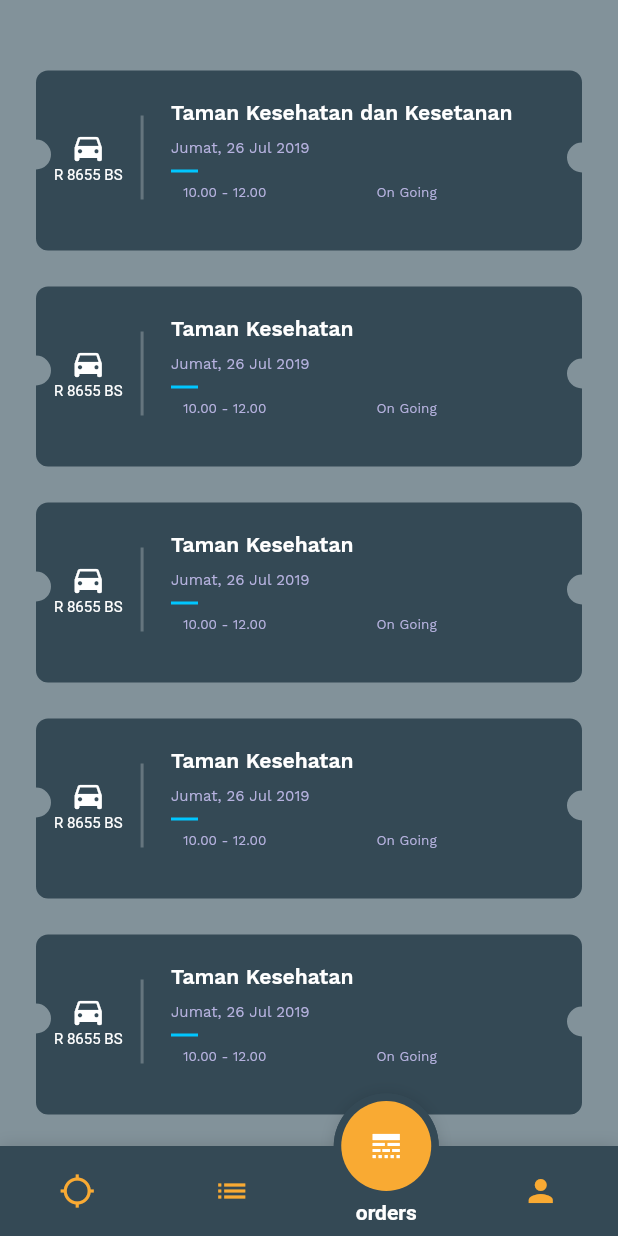
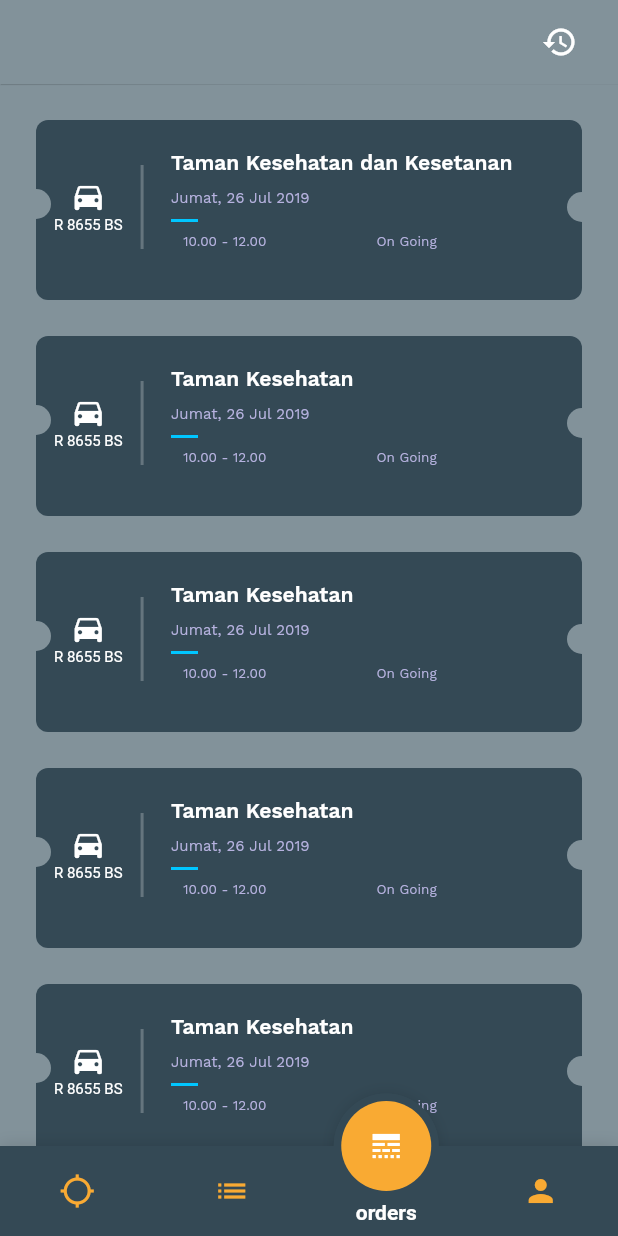
Before and after one commit to adubiyung/flutter_parking, a Flutter app: the LandingPage screen opened directly, item 3 of the bottom bar chosen, on a phone screen of 412 x 824 dp. Run offline on Flutter 3.47's test engine with Material 2 defaults, Android fonts, the phone set to English and light mode, and no system bars; drawn by our look-alikes of fancy_bottom_navigation; our stand-ins replace flutter_speed_dial, geolocator, google_maps_flutter, qr_flutter, sliding_up_panel; missing offline and left inert: barcode_flutter, country_pickers, qr_code_scanner, virtual_keyboard; statements that could not run were skipped; project files that could hold a hidden picture were left out.

Commit message:
update commit

```diff
--- a/lib/models/lot_model.dart
+++ b/lib/models/lot_model.dart
@@ -8,7 +8,7 @@ class LotModel {
   const LotModel({this.idLot, this.nameLot, this.sideLot, this.sideTypeLot, this.onChange});
 }
 
-List<LotModel> LotList = [
+List<LotModel> lotList = [
   const LotModel(idLot: "1", nameLot: "A2", sideLot: "Barat", sideTypeLot: "A"),
   const LotModel(idLot: "2", nameLot: "A3", sideLot: "Barat", sideTypeLot: "A"),
   const LotModel(idLot: "3", nameLot: "A4", sideLot: "Barat", sideTypeLot: "A"),
--- a/lib/views/pages/landing_page.dart
+++ b/lib/views/pages/landing_page.dart
@@ -3,7 +3,6 @@ import 'package:flutter/material.dart';
 import 'package:flutter_parking_project/views/pages/account_page.dart';
 import 'package:flutter_parking_project/views/pages/home_page.dart';
 import 'package:flutter_parking_project/views/pages/order_page.dart';
-import 'package:flutter_parking_project/views/pages/qrcode_page.dart';
 import 'package:flutter_parking_project/views/pages/scan_page.dart';
 import 'package:flutter_parking_project/views/widget/color_library.dart';
 
@@ -14,7 +13,6 @@ class LandingPage extends StatefulWidget {
 
 class _LandingPageState extends State<LandingPage> {
   int _page = 0;
-  GlobalKey _navigationKey = GlobalKey();
 
   final _pageOption = [
     HomePage(),
--- a/lib/views/pages/location_search_page.dart
+++ b/lib/views/pages/location_search_page.dart
@@ -14,7 +14,7 @@ class _LocationSearchPageState extends State<LocationSearchPage>
     with TickerProviderStateMixin {
   TabController _tabController;
   final TextEditingController _filter = new TextEditingController();
-  final model = new Location_model();
+  final model = new LocationModel();
   Icon _searchIcon = new Icon(Icons.search);
   Widget _appbarTitle = new Text("Location");
   List filteredNames = new List();
@@ -111,10 +111,6 @@ class _LocationSearchPageState extends State<LocationSearchPage>
     return _compileWidget;
   }
 
-  void _getNames() async {
-    // final response =
-  }
-
   void _searchPressed() {
     setState(() {
       if (this._searchIcon.icon == Icons.search) {
--- a/lib/views/pages/login_page.dart
+++ b/lib/views/pages/login_page.dart
@@ -9,7 +9,6 @@ import 'package:flutter/painting.dart';
 import 'package:flutter_parking_project/models/user_model.dart';
 import 'package:flutter_parking_project/views/pages/otp_page.dart';
 import 'package:flutter_parking_project/views/widget/color_library.dart';
-import 'package:flutter_parking_project/views/widget/constant_utils.dart';
 import 'package:http/http.dart' as http;
 
 class LoginPage extends StatefulWidget {
@@ -20,7 +19,6 @@ class LoginPage extends StatefulWidget {
 }
 
 class _LoginPageState extends State<LoginPage> {
-  static final URL = ConstantUtils.URL_AUTH_PHONE;
 
   Future<UserModel> createPost(String url, {Map body}) async {
     return http.post(url, body: body).then((http.Response response) {
@@ -173,12 +171,15 @@ class _LoginPageState extends State<LoginPage> {
       );
 
   mainTest() async {
+    //untuk inputan request
     String url = 'http://10.0.2.2:8000/api/auth';
     Map map = {"user_phone": "081221631469"};
 
+    // cara cetak respon
     print(await apiRequest(url, map));
   }
 
+// untuk manggil respon
   Future<String> apiRequest(String url, Map jsonMap) async {
     HttpClient httpClient = new HttpClient();
     HttpClientRequest request = await httpClient.postUrl(Uri.parse(url));
--- a/lib/views/pages/order_page.dart
+++ b/lib/views/pages/order_page.dart
@@ -1,5 +1,8 @@
 import 'package:flutter/material.dart';
-import 'package:flutter_parking_project/views/widget/order_listview.dart';
+import 'package:flutter_parking_project/models/ticket.dart';
+import 'package:flutter_parking_project/views/pages/history_order_page.dart';
+import 'package:flutter_parking_project/views/widget/color_library.dart';
+import 'package:flutter_parking_project/views/widget/ticket_row.dart';
 
 class OrderPage extends StatefulWidget {
   @override
@@ -7,18 +10,56 @@ class OrderPage extends StatefulWidget {
 }
 
 class _OrderPageState extends State<OrderPage> {
-  Color _mainColor = Color(0xFFF48023);
-
   @override
   Widget build(BuildContext context) {
-    Widget _compilePage = Scaffold(
-      body: Column(
-        children: <Widget>[
-          OrderListview(),
+    Widget _body = new Column(
+      children: <Widget>[
+        new Expanded(
+          child: new Container(
+            color: ColorLibrary.backgroundDark,
+            child: new CustomScrollView(
+              scrollDirection: Axis.vertical,
+              shrinkWrap: false,
+              slivers: <Widget>[
+                new SliverPadding(
+                  padding: const EdgeInsets.symmetric(vertical: 12.0),
+                  sliver: new SliverList(
+                    delegate: new SliverChildBuilderDelegate(
+                      (context, index) => new TicketRow(ticketList[index]),
+                      childCount: ticketList.length,
+                    ),
+                  ),
+                ),
+              ],
+            ),
+          ),
+        ),
+      ],
+    );
+
+    return new Scaffold(
+      appBar: AppBar(
+        backgroundColor: ColorLibrary.backgroundDark,
+        elevation: 0.3,
+        leading: new Container(),
+        actions: <Widget>[
+          new IconButton(
+            padding: EdgeInsets.only(right: 27.0),
+            icon: Icon(Icons.history),
+            onPressed: () => _moveToHistory(),
+          )
         ],
       ),
+      body: _body,
     );
+  }
 
-    return _compilePage;
+  void _moveToHistory() {
+    Navigator.push(
+      context,
+      MaterialPageRoute(
+        builder: (context) => HistoryOrderPage(),
+      ),
+    );
   }
 }
--- a/lib/views/pages/otp_page.dart
+++ b/lib/views/pages/otp_page.dart
@@ -16,7 +16,6 @@ class OtpPage extends StatefulWidget {
 class _OtpPageState extends State<OtpPage> {
   @override
   Widget build(BuildContext context) {
-    Color _mainColor = Color(0xFFF48023);
 
     Widget _logoWidget = Container(
       alignment: Alignment.center,
--- a/lib/views/pages/token_page.dart
+++ b/lib/views/pages/token_page.dart
@@ -132,9 +132,3 @@ class _TokenPageState extends State<TokenPage> {
     ));
   }
 }
-
-_fieldFocusChange(
-    BuildContext context, FocusNode currentFocus, FocusNode nextFocus) {
-  currentFocus.unfocus();
-  FocusScope.of(context).requestFocus(nextFocus);
-}
--- a/lib/views/pages/welcome_page.dart
+++ b/lib/views/pages/welcome_page.dart
@@ -12,7 +12,6 @@ class _WelcomePageState extends State<WelcomePage> {
 
   @override
   Widget build(BuildContext context) {
-    // TODO: implement build
     Widget _compile = new Scaffold(
       body: Stack(
         fit: StackFit.expand,
--- a/lib/views/widget/lot_listview.dart
+++ b/lib/views/widget/lot_listview.dart
@@ -25,8 +25,8 @@ class _LotListviewState extends State<LotListview> {
               padding: const EdgeInsets.symmetric(vertical: 12.0),
               sliver: new SliverList(
                 delegate: new SliverChildBuilderDelegate(
-                  (context, index) => LotRow(LotList[index]),
-                  childCount: LotList.length
+                  (context, index) => LotRow(lotList[index]),
+                  childCount: lotList.length
                 ),
               ),
             ),
--- a/lib/views/widget/lot_row.dart
+++ b/lib/views/widget/lot_row.dart
@@ -1,11 +1,10 @@
 import 'package:flutter/material.dart';
 import 'package:flutter_parking_project/models/lot_model.dart';
-import 'package:flutter_parking_project/models/topup_model.dart';
 
 class LotRow extends StatelessWidget {
-  LotModel _lotModel;
+  final LotModel _lotModel;
   LotRow(this._lotModel);
-  bool _isSelected = false;
+  final bool _isSelected = false;
 
   @override
   Widget build(BuildContext context) {
--- a/lib/views/widget/search_destination.dart
+++ b/lib/views/widget/search_destination.dart
@@ -3,9 +3,6 @@ import 'package:flutter/material.dart';
 class SearchDestination extends StatelessWidget {
   @override
   Widget build(BuildContext context) {
-    Widget _cardContent = new Container(
-
-    );
 
     Widget _cardWidget = new Container(
       width: double.infinity,
--- a/lib/views/widget/vehicle_listview.dart
+++ b/lib/views/widget/vehicle_listview.dart
@@ -1,5 +1,6 @@
 import 'package:flutter/material.dart';
 import 'package:flutter_parking_project/models/vehicle_model.dart';
+import 'package:flutter_parking_project/views/widget/color_library.dart';
 import 'package:flutter_parking_project/views/widget/vehicle_row.dart';
 
 class VehicleListview extends StatelessWidget {
@@ -13,8 +14,9 @@ class VehicleListview extends StatelessWidget {
         shrinkWrap: false,
         slivers: <Widget>[
           new SliverAppBar(
-            title: Text("Your Vehicle"),
+            title: Text("Your Vehicle", style: TextStyle(fontFamily: 'Work Sans'),),
             pinned: true,
+            backgroundColor: ColorLibrary.primary,
           ),
           new SliverPadding(
             padding: const EdgeInsets.symmetric(vertical: 12.0),
--- a/lib/views/widget/vehicle_row.dart
+++ b/lib/views/widget/vehicle_row.dart
@@ -29,8 +29,8 @@ class VehicleRow extends StatelessWidget {
             Text(_vehicle.merkVehicle + " " + _vehicle.modelVehicle),
             Row(
               children: <Widget>[
-                Text(_vehicle.numberVehicle + " - "),
-                Text(_vehicle.yearVehicle),
+                Text(_vehicle.numberVehicle + " - ", style: TextStyle(fontFamily: 'Work Sans'),),
+                Text(_vehicle.yearVehicle, style: TextStyle(fontFamily: 'Work Sans'),),
               ],
             ),
           ],
```
Also changed, not shown: lib/models/location_model.dart (+11 -11 lines), lib/views/pages/account_page.dart (+9 -10 lines), lib/views/pages/history_order_page.dart (added, +45 -0 lines), lib/views/pages/home_page.dart (+7 -7 lines), lib/views/pages/location_detail_page.dart (+53 -50 lines), lib/views/pages/lot_select_page.dart (+8 -8 lines), lib/views/widget/location_row.dart (+7 -7 lines).
